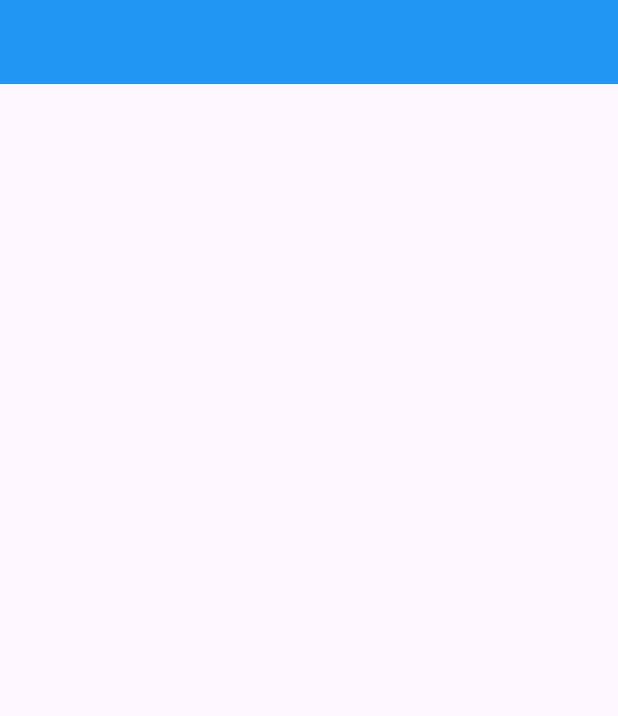
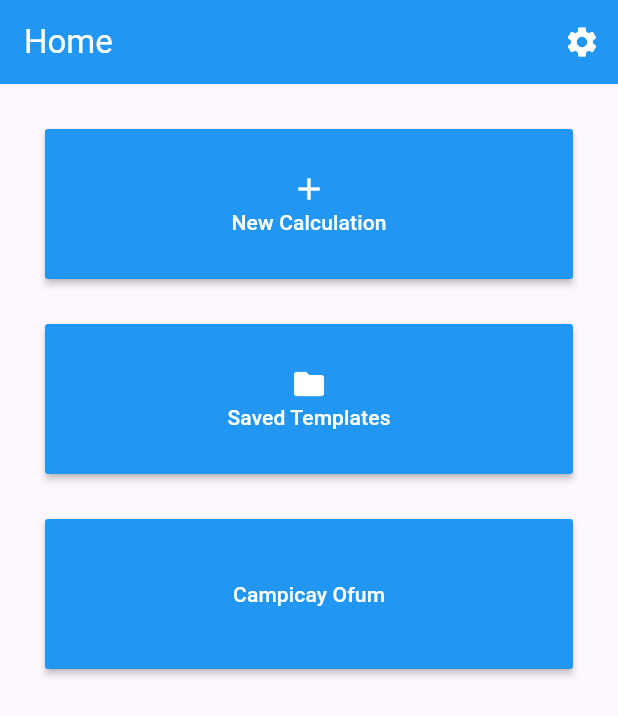
Before and after one commit to MFarih007/TailorCalc, a Flutter app: the screen it shows after launch, on a phone screen of 412 x 824 dp. Shown: the top 716 px of the screen. Run offline on Flutter 3.47's test engine with Material 3 defaults, Android fonts, the phone set to English and light mode, and no system bars; our stand-ins replace flutter_settings_screens.

Commit message:
feat: basic ui complted

```diff
--- a/lib/main.dart
+++ b/lib/main.dart
@@ -1,6 +1,10 @@
 import 'package:flutter/material.dart';
 // import 'package:tailor_calc/settings.dart';
 import 'package:flutter_settings_screens/flutter_settings_screens.dart';
+import 'package:tailor_calc/pages/newcalc.dart';
+import 'package:tailor_calc/pages/pricinghistory.dart';
+import 'package:tailor_calc/pages/settings.dart';
+import 'package:tailor_calc/pages/templatelibrary.dart';
 
 void main() async {
   WidgetsFlutterBinding.ensureInitialized();
@@ -16,11 +20,10 @@ class MyApp extends StatelessWidget {
   @override
   Widget build(BuildContext context) {
     return MaterialApp(
-      title: 'Flutter Demo',
-      // theme: ThemeData(
-      //   // primaryColor: Color(0xFF001F3F),
-      //   primarySwatch: Colors.blue,
-      // ),
+      debugShowCheckedModeBanner: false,
+      theme: ThemeData(
+        primarySwatch: Colors.blue,
+      ),
       home: const HomeScreen(title: 'TailorCalc'),
     );
   }
@@ -56,12 +59,79 @@ class _HomeScreenState extends State<HomeScreen> {
     // than having to individually change instances of widgets.
     return Scaffold(
       appBar: AppBar(
-        // title: Text(widget.title),
+        foregroundColor: Colors.white,
         backgroundColor: Colors.blue,
+
+        title: Text('Home'),
+        actions: [
+          IconButton(
+            // color: Colors.white,
+            onPressed: () => Navigator.push(
+              context,
+              MaterialPageRoute(
+                builder: (_) => SettingsPage()
+              )
+            ),
+            icon: const Icon(Icons.settings),
+            tooltip: 'Settings',
+          ),
+        ]
       ),
-      body: Center(
-        child: Column(
-        ),
+      body: ListView(
+        padding: const EdgeInsets.all(30.0),
+        children: [
+          MaterialButton(
+            color: Colors.blue,
+            textColor: Colors.white,
+            minWidth: 100,
+            height: 100,
+            onPressed: () => Navigator.push(
+              context,
+              MaterialPageRoute(
+                builder: (_) => NewCalcPage()
+              )
+            ),
+            child: Column(
+              children: [
+                Icon(Icons.add),
+                Text('New Calculation')
+              ]
+            )
+          ),
+          SizedBox(height: 30),
+          MaterialButton(
+            color: Colors.blue,
+            textColor: Colors.white,
+            minWidth: 100,
+            height: 100,
+            onPressed: () => Navigator.push(
+              context,
+              MaterialPageRoute(
+                builder: (_) => TemplateLibraryPage()
+              )
+            ),
+            child: Column(
+              children: [
+                Icon(Icons.folder),
+                Text('Saved Templates')
+              ]
+            )
+          ),
+          SizedBox(height: 30),
+          MaterialButton(
+            color: Colors.blue,
+            textColor: Colors.white,
+            minWidth: 100,
+            height: 100,
+            onPressed: () => Navigator.push(
+              context,
+              MaterialPageRoute(
+                builder: (_) => PricingHistoryPage()
+              )
+            ),
+            child: Text('Campicay Ofum')
+          )
+        ]
       ),
     );
   }
```
Also changed, not shown: lib/pages/newcalc.dart (added, +134 -0 lines), lib/pages/pricinghistory.dart (added, +72 -0 lines), lib/pages/result.dart (added, +61 -0 lines), lib/pages/templatelibrary.dart (added, +37 -0 lines), lib/newcalc.dart (deleted), lib/pages/settings.dart (renamed from lib/settings.dart), lib/pricinghistory.dart (deleted), lib/result.dart (deleted), lib/templatelibrary.dart (deleted).
